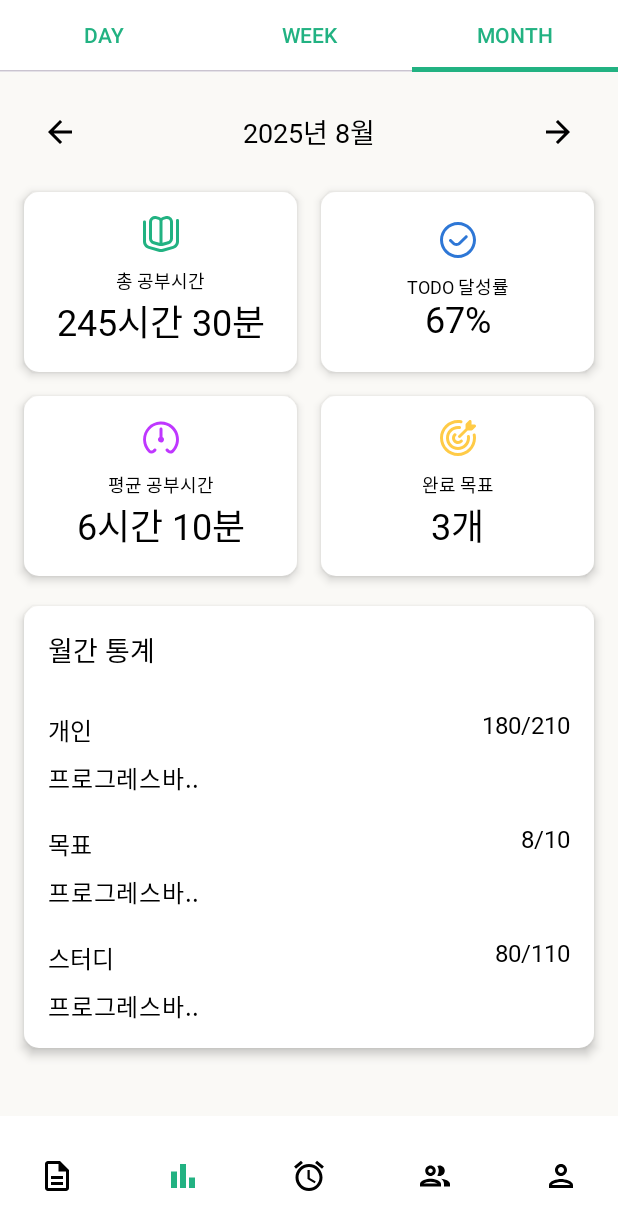
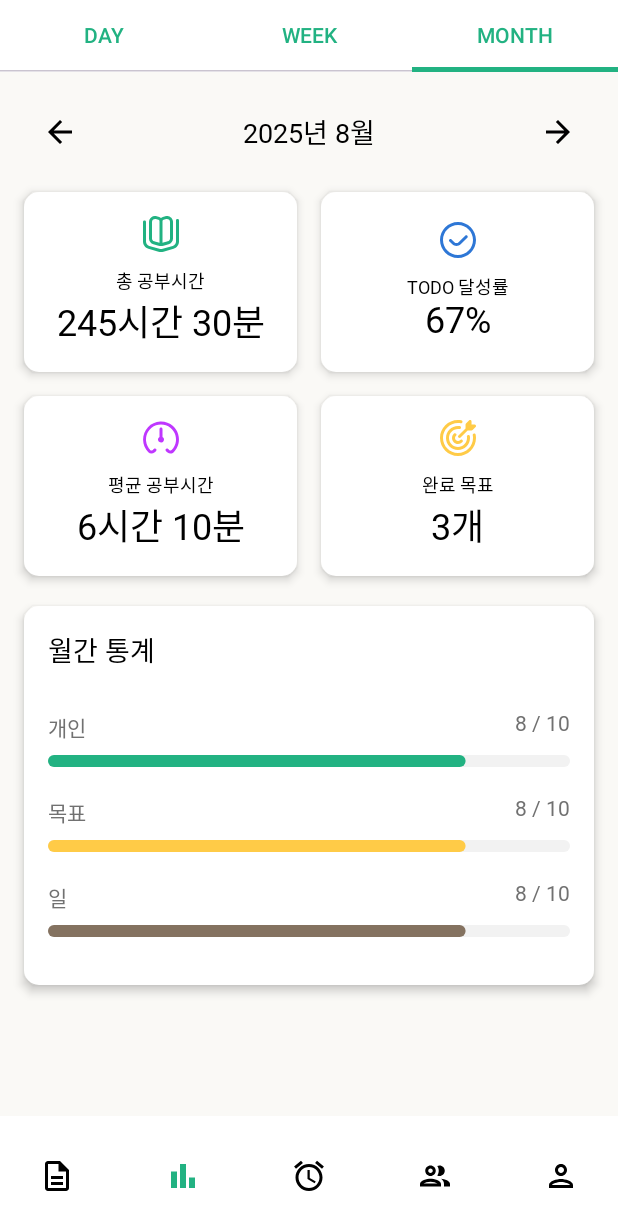
Before and after one commit to LIKELION-Android-Bootcamp-4th/Todori, an Android app built with Jetpack Compose: the StatsScreen screen opened through its navigation route, tab 3 chosen, on a phone screen of 412 x 824 dp. Shown: the top 1230 px of the screen. Run offline under Robolectric (Android 15) with nearby library versions, the phone set to English and light mode, and no system bars; Roboto replaces fonts that are not available here; 2 statements that could not run were skipped.

Commit message:
[UI/월/주차 변경 및 MONTH 프로그레스바 추가]

```diff
--- a/app/src/main/java/com/mukmuk/todori/ui/screen/stats/card/MonthProgress.kt
+++ b/app/src/main/java/com/mukmuk/todori/ui/screen/stats/card/MonthProgress.kt
@@ -14,9 +14,13 @@ import androidx.compose.material3.Text
 import androidx.compose.runtime.Composable
 import androidx.compose.ui.Modifier
 import androidx.compose.ui.unit.dp
+import com.mukmuk.todori.ui.component.ProgressWithText
 import com.mukmuk.todori.ui.theme.AppTextStyle
 import com.mukmuk.todori.ui.theme.Dimens
 import com.mukmuk.todori.ui.theme.Dimens.DefaultCornerRadius
+import com.mukmuk.todori.ui.theme.GoalPrimary
+import com.mukmuk.todori.ui.theme.GroupPrimary
+import com.mukmuk.todori.ui.theme.UserPrimary
 import com.mukmuk.todori.ui.theme.White
 
 @Composable
@@ -36,42 +40,39 @@ fun MonthProgress() {
                 Text("월간 통계", style = AppTextStyle.TitleSmall)
                 Spacer(modifier = Modifier.height(Dimens.XLarge))
                 //개인
-                Row (
+                ProgressWithText(
+                    progress = 8/10.toFloat(),
+                    completed = 8,
+                    total = 10,
+                    progressColor = UserPrimary,
                     modifier = Modifier.fillMaxWidth(),
-                    horizontalArrangement = Arrangement.SpaceBetween
-                ) {
-                    Text("개인", style = AppTextStyle.BodyLarge)
-                    Text("180/210", style = AppTextStyle.Body)
-                }
-                Spacer(modifier = Modifier.height(Dimens.Tiny))
-                Text("프로그레스바..") //나중에 합치기
+                    cornerRadius = Dimens.Nano,
+                    label = "개인")
+                Spacer(modifier = Modifier.height(Dimens.Large))
 
+                //목표
+                ProgressWithText(
+                    progress = 8/10.toFloat(),
+                    completed = 8,
+                    total = 10,
+                    progressColor = GoalPrimary,
+                    modifier = Modifier.fillMaxWidth(),
+                    cornerRadius = Dimens.Nano,
+                    label = "목표")
+                Spacer(modifier = Modifier.height(Dimens.Large))
 
-                Spacer(modifier = Modifier.height(Dimens.Large))
-                //목표
-                Row (
+                //스터디
+                ProgressWithText(
+                    progress = 8/10.toFloat(),
+                    completed = 8,
+                    total = 10,
+                    progressColor = GroupPrimary,
                     modifier = Modifier.fillMaxWidth(),
-                    horizontalArrangement = Arrangement.SpaceBetween
-                ) {
-                    Text("목표", style = AppTextStyle.BodyLarge)
-                    Text("8/10", style = AppTextStyle.Body)
-                }
-                Spacer(modifier = Modifier.height(Dimens.Tiny))
-                Text("프로그레스바..") //나중에 합치기
-
-
-                Spacer(modifier = Modifier.height(Dimens.Large))
-                //스터디
-                Row (
-                    modifier = Modifier.fillMaxWidth(),
-                    horizontalArrangement = Arrangement.SpaceBetween
-                ) {
-                    Text("스터디", style = AppTextStyle.BodyLarge)
-                    Text("80/110", style = AppTextStyle.Body)
-                }
-                Spacer(modifier = Modifier.height(Dimens.Tiny))
-                Text("프로그레스바..") //나중에 합치기
+                    cornerRadius = Dimens.Nano,
+                    label = "일")
+                Spacer(modifier = Modifier.height(Dimens.Medium))
             }
         }
+        Spacer(modifier = Modifier.height(Dimens.Large))
     }
 }
--- a/app/src/main/java/com/mukmuk/todori/ui/screen/stats/card/WeekProgress.kt
+++ b/app/src/main/java/com/mukmuk/todori/ui/screen/stats/card/WeekProgress.kt
@@ -105,8 +105,9 @@ fun WeekProgress(
                     modifier = Modifier.fillMaxWidth(),
                     cornerRadius = Dimens.Nano,
                     label = "토")
-                Spacer(modifier = Modifier.height(Dimens.Large))
+                Spacer(modifier = Modifier.height(Dimens.Medium))
             }
         }
+        Spacer(modifier = Modifier.height(Dimens.Large))
     }
 }
--- a/app/src/main/java/com/mukmuk/todori/ui/screen/stats/tab/MonthTab.kt
+++ b/app/src/main/java/com/mukmuk/todori/ui/screen/stats/tab/MonthTab.kt
@@ -9,6 +9,8 @@ import androidx.compose.foundation.layout.fillMaxWidth
 import androidx.compose.foundation.layout.height
 import androidx.compose.foundation.layout.padding
 import androidx.compose.foundation.layout.size
+import androidx.compose.foundation.rememberScrollState
+import androidx.compose.foundation.verticalScroll
 import androidx.compose.material.icons.Icons
 import androidx.compose.material.icons.filled.ArrowBack
 import androidx.compose.material.icons.filled.ArrowForward
@@ -19,27 +21,29 @@ import androidx.compose.runtime.Composable
 import androidx.compose.runtime.remember
 import androidx.compose.ui.Alignment
 import androidx.compose.ui.Modifier
-import androidx.compose.ui.res.painterResource
 import androidx.compose.ui.unit.dp
-import com.mukmuk.todori.R
 import com.mukmuk.todori.ui.screen.stats.card.MonthCard
 import com.mukmuk.todori.ui.screen.stats.card.MonthProgress
 import com.mukmuk.todori.ui.theme.AppTextStyle
 import com.mukmuk.todori.ui.theme.Dimens
-import androidx.compose.runtime.getValue
 import androidx.compose.runtime.mutableStateOf
-import androidx.compose.runtime.setValue
 import com.mukmuk.todori.ui.theme.Black
-import java.time.LocalDate
+import kotlinx.datetime.DatePeriod
+import kotlinx.datetime.LocalDate
+import kotlinx.datetime.minus
+import kotlinx.datetime.plus
 
 @Composable
 fun MonthTab() {
-    var selectedMonth by remember {
-        mutableStateOf(LocalDate.now())
+    val selectedMonth = remember {
+        mutableStateOf(LocalDate.parse("2025-08-04"))
     }
     Column(
         horizontalAlignment = Alignment.CenterHorizontally,
-        modifier = Modifier.fillMaxSize()
+        modifier = Modifier
+            .fillMaxSize()
+            .verticalScroll(rememberScrollState())
+
     ) {
         Box(
             modifier = Modifier
@@ -50,7 +54,7 @@ fun MonthTab() {
             Row(
                 modifier = Modifier.align(Alignment.CenterStart)
             ) {
-                IconButton(onClick = {selectedMonth = selectedMonth.minusMonths(1)}) {
+                IconButton(onClick = {selectedMonth.value = selectedMonth.value.minus(DatePeriod(months = 1))}) {
                     Icon(Icons.Default.ArrowBack, contentDescription = null,modifier = Modifier.size(24.dp), tint = Black)
                 }
             }
@@ -59,14 +63,14 @@ fun MonthTab() {
             Row(
                 modifier = Modifier.align(Alignment.Center)
             ) {
-                Text("${selectedMonth.year}년 ${selectedMonth.monthValue}월", style = AppTextStyle.TitleSmall)
+                Text("${selectedMonth.value.year}년 ${selectedMonth.value.monthNumber}월", style = AppTextStyle.TitleSmall)
             }
 
             //오른쪽 화살표
             Row(
                 modifier = Modifier.align(Alignment.CenterEnd)
             ) {
-                IconButton(onClick = {selectedMonth = selectedMonth.plusMonths(1)}) {
+                IconButton(onClick = {selectedMonth.value = selectedMonth.value.plus(DatePeriod(months = 1))}) {
                     Icon(Icons.Default.ArrowForward, contentDescription = null,modifier = Modifier.size(24.dp), tint = Black)
                 }
             }
--- a/app/src/main/java/com/mukmuk/todori/ui/screen/stats/tab/WeekTab.kt
+++ b/app/src/main/java/com/mukmuk/todori/ui/screen/stats/tab/WeekTab.kt
@@ -18,10 +18,8 @@ import androidx.compose.material3.Icon
 import androidx.compose.material3.IconButton
 import androidx.compose.material3.Text
 import androidx.compose.runtime.Composable
-import androidx.compose.runtime.getValue
 import androidx.compose.runtime.mutableStateOf
 import androidx.compose.runtime.remember
-import androidx.compose.runtime.setValue
 import androidx.compose.ui.Alignment
 import androidx.compose.ui.Modifier
 import androidx.compose.ui.unit.dp
@@ -31,8 +29,10 @@ import com.mukmuk.todori.ui.screen.stats.card.WeekProgress
 import com.mukmuk.todori.ui.theme.AppTextStyle
 import com.mukmuk.todori.ui.theme.Black
 import com.mukmuk.todori.ui.theme.Dimens
-import java.time.LocalDate
-
+import kotlinx.datetime.LocalDate
+import kotlinx.datetime.minus
+import kotlinx.datetime.plus
+import kotlinx.datetime.DatePeriod
 
 @Composable
 fun WeekTab() {
@@ -42,8 +42,8 @@ fun WeekTab() {
             .fillMaxSize()
             .verticalScroll(rememberScrollState())
     ) {
-        var selectedWeek by remember {
-            mutableStateOf(LocalDate.now())
+        val selectedWeek = remember {
+            mutableStateOf(LocalDate.parse("2025-08-04"))
         }
 
         Column(
@@ -59,7 +59,7 @@ fun WeekTab() {
                 Row(
                     modifier = Modifier.align(Alignment.CenterStart)
                 ) {
-                    IconButton(onClick = { selectedWeek = selectedWeek.minusWeeks(1) }) {
+                    IconButton(onClick = { selectedWeek.value = selectedWeek.value.minus(DatePeriod(days = 7)) }) {
                         Icon(Icons.Default.ArrowBack, contentDescription = null,modifier = Modifier.size(24.dp), tint = Black)
 
                     }
@@ -70,7 +70,8 @@ fun WeekTab() {
                     modifier = Modifier.align(Alignment.Center)
                 ) {
                     Text(
-                        "${selectedWeek.year}년 ${selectedWeek.monthValue}월 1주차",
+                        "${selectedWeek.value.year}년 ${selectedWeek.value.monthNumber}월" +
+                                " ${(selectedWeek.value.dayOfMonth - 1) / 7 + 1}주차",
                         style = AppTextStyle.TitleSmall
                     )
                 }
@@ -79,7 +80,7 @@ fun WeekTab() {
                 Row(
                     modifier = Modifier.align(Alignment.CenterEnd)
                 ) {
-                    IconButton(onClick = { selectedWeek = selectedWeek.plusWeeks(1) }) {
+                    IconButton(onClick = { selectedWeek.value = selectedWeek.value.plus(DatePeriod(days = 7)) }) {
                         Icon(Icons.Default.ArrowForward, contentDescription = null,modifier = Modifier.size(24.dp), tint = Black)
                     }
                 }
```
